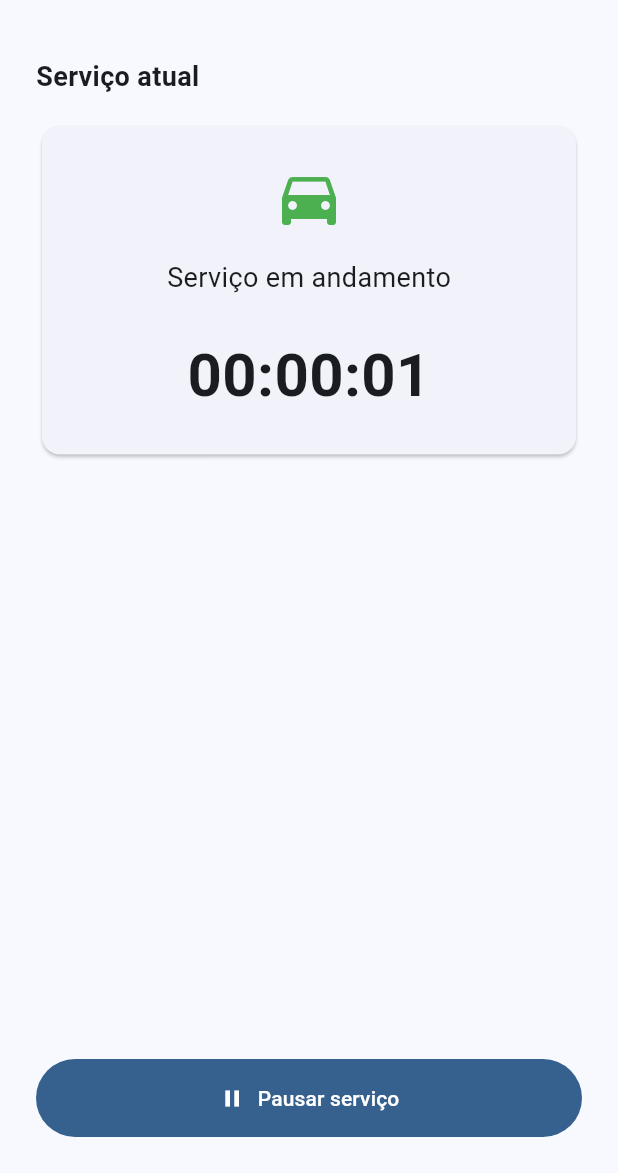
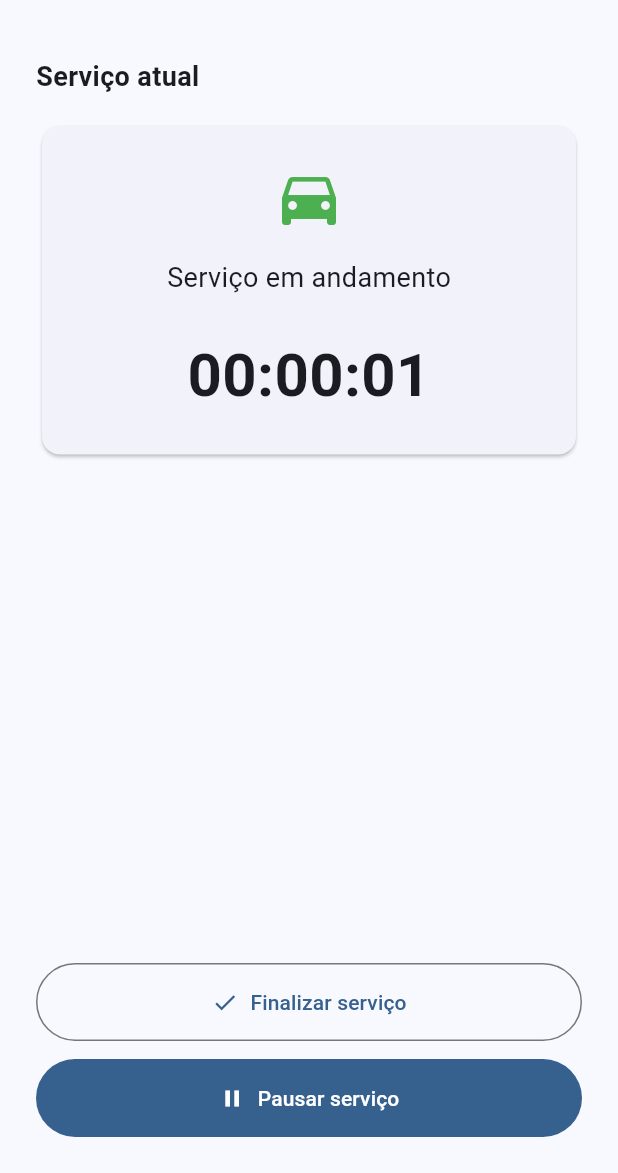
Before and after one commit to FlavioDosReis/controle-manutencao-flutter, a Flutter app: the screen it shows after launch, after a tap on "Iniciar serviço", on a phone screen of 412 x 824 dp, the part 63-1236 px from its top. Run offline on Flutter 3.47's test engine with Material 3 defaults, Android fonts, the phone set to English and light mode, and no system bars.

Commit message:
feat: permite finalizar o serviço

```diff
--- a/lib/main.dart
+++ b/lib/main.dart
@@ -56,12 +56,41 @@ class _TelaInicialState extends State<TelaInicial> {
     });
   }
 
+  void _finalizarServico() {
+    final tempoFinal = _formatarDuracao(_duracao);
+
+    _timer?.cancel();
+
+    setState(() {
+      _servicoEmAndamento = false;
+      _duracao = Duration.zero;
+    });
+
+    ScaffoldMessenger.of(context).showSnackBar(
+      SnackBar(
+        content: Text('Serviço finalizado em $tempoFinal.'),
+      ),
+    );
+  }
+
   String _formatarDuracao(Duration duracao) {
     final horas = duracao.inHours.toString().padLeft(2, '0');
     final minutos = duracao.inMinutes.remainder(60).toString().padLeft(2, '0');
     final segundos = duracao.inSeconds.remainder(60).toString().padLeft(2, '0');
 
     return '$horas:$minutos:$segundos';
+  }
+
+  String _mensagemStatus() {
+    if (_servicoEmAndamento) {
+      return 'Serviço em andamento';
+    }
+
+    if (_duracao == Duration.zero) {
+      return 'Nenhum serviço em andamento';
+    }
+
+    return 'Serviço pausado';
   }
 
   @override
@@ -72,6 +101,8 @@ class _TelaInicialState extends State<TelaInicial> {
 
   @override
   Widget build(BuildContext context) {
+    final possuiServico = _duracao > Duration.zero;
+
     return Scaffold(
       appBar: AppBar(
         title: const Text('Controle de Tempo'),
@@ -102,9 +133,7 @@ class _TelaInicialState extends State<TelaInicial> {
                     ),
                     const SizedBox(height: 16),
                     Text(
-                      _servicoEmAndamento
-                          ? 'Serviço em andamento'
-                          : 'Serviço pausado',
+                      _mensagemStatus(),
                       style: const TextStyle(fontSize: 18),
                     ),
                     const SizedBox(height: 24),
@@ -120,13 +149,28 @@ class _TelaInicialState extends State<TelaInicial> {
               ),
             ),
             const Spacer(),
+            if (possuiServico) ...[
+              OutlinedButton.icon(
+                onPressed: _finalizarServico,
+                icon: const Icon(Icons.check),
+                label: const Text('Finalizar serviço'),
+                style: OutlinedButton.styleFrom(
+                  padding: const EdgeInsets.symmetric(vertical: 16),
+                ),
+              ),
+              const SizedBox(height: 12),
+            ],
             FilledButton.icon(
               onPressed: _alternarServico,
               icon: Icon(
                 _servicoEmAndamento ? Icons.pause : Icons.play_arrow,
               ),
               label: Text(
-                _servicoEmAndamento ? 'Pausar serviço' : 'Iniciar serviço',
+                _servicoEmAndamento
+                    ? 'Pausar serviço'
+                    : possuiServico
+                        ? 'Continuar serviço'
+                        : 'Iniciar serviço',
               ),
               style: FilledButton.styleFrom(
                 padding: const EdgeInsets.symmetric(vertical: 16),
```
